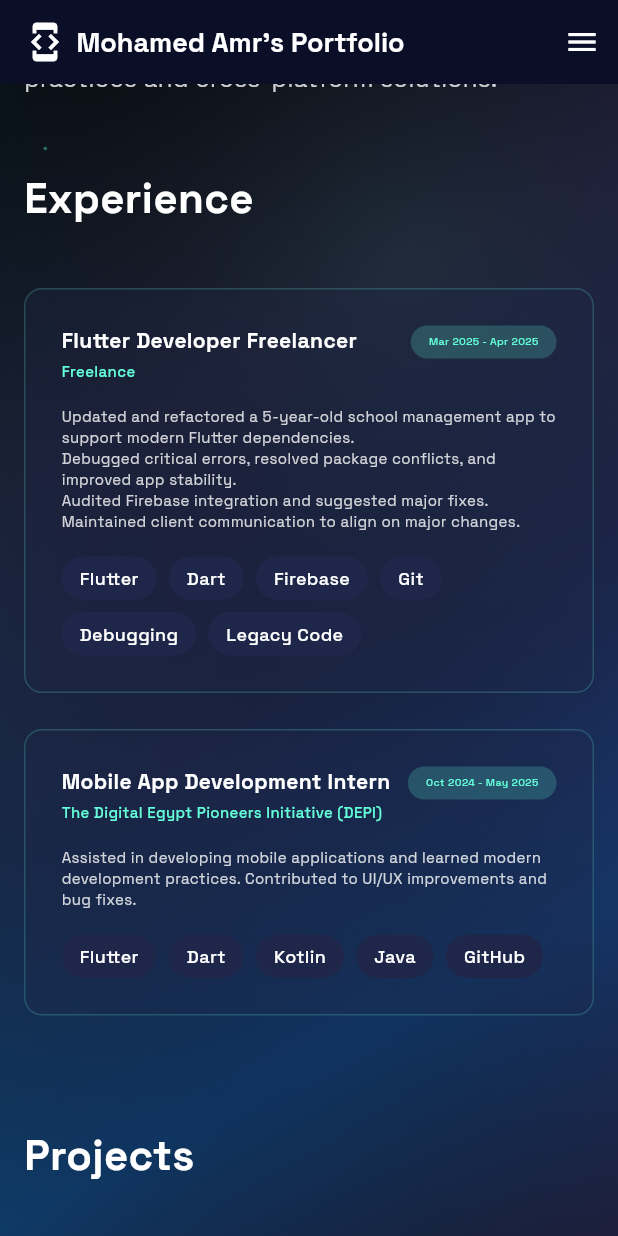
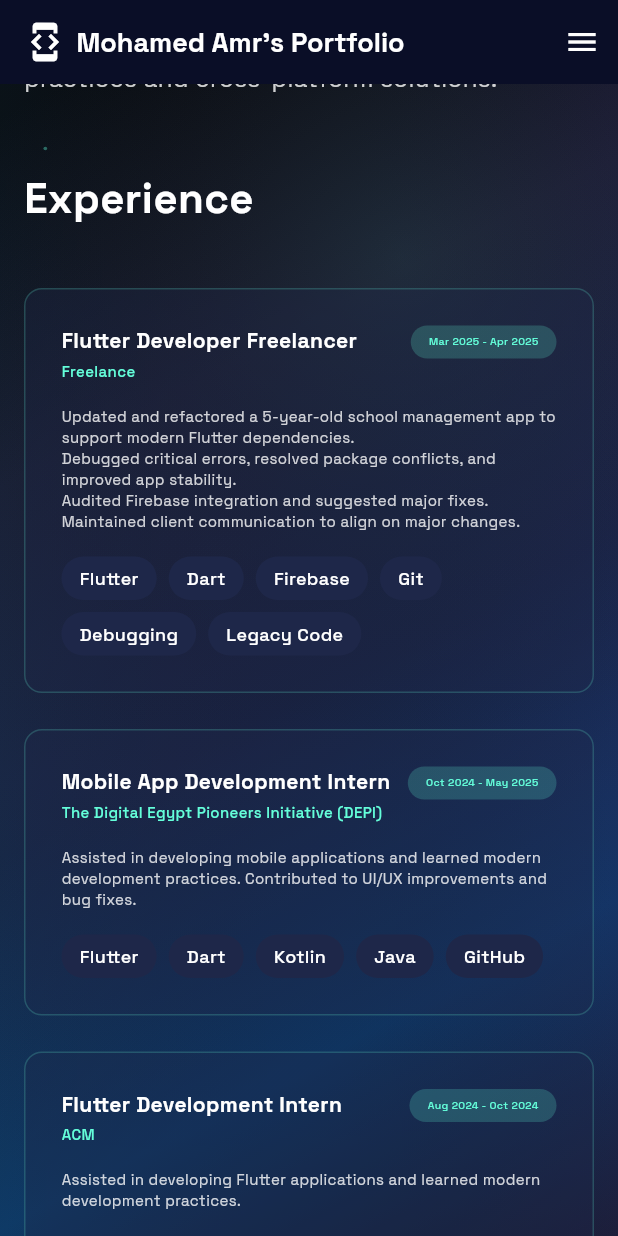
Before and after one commit to mohamedamrr13/mohamed_amr_portfolio, a Flutter app: the screen it shows after launch, scrolled down 576 dp, on a phone screen of 412 x 824 dp. Run offline on Flutter 3.47's test engine with Material 3 defaults, Android fonts, the phone set to English and light mode, and no system bars; drawn by our look-alikes of flutter_animate; our stand-ins replace animated_text_kit, flutter_staggered_animations, flutter_svg, lottie, visibility_detector.

Commit message:
add experience

```diff
--- a/lib/features/home/presentation/sections/experience_section.dart
+++ b/lib/features/home/presentation/sections/experience_section.dart
@@ -59,6 +59,14 @@ class ExperienceSection extends StatelessWidget {
         'description':
             'Assisted in developing mobile applications and learned modern development practices. Contributed to UI/UX improvements and bug fixes.',
         'technologies': ['Flutter', 'Dart', 'Kotlin', 'Java', 'GitHub'],
+      },
+      {
+        'title': 'Flutter Development Intern',
+        'company': 'ACM',
+        'period': 'Aug 2024 - Oct 2024',
+        'description':
+            'Assisted in developing Flutter applications and learned modern development practices.',
+        'technologies': ['Flutter', 'Dart', 'Firebase'],
       },
     ];
 
```
Also changed, not shown: pubspec.lock, 46 other files.
